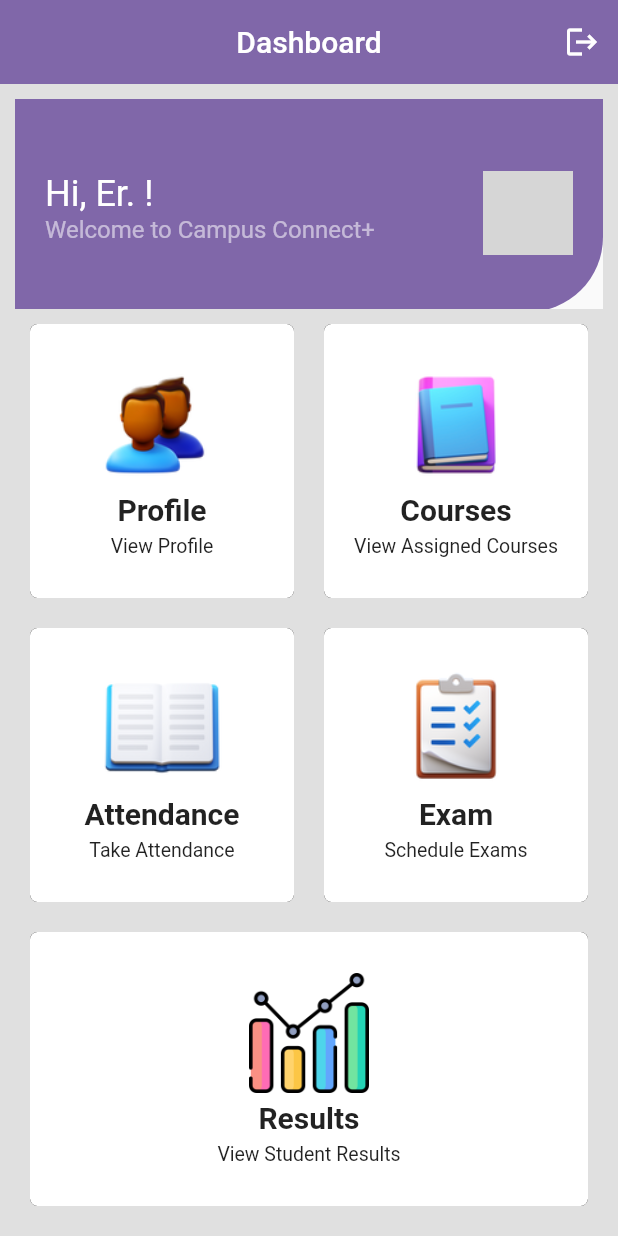
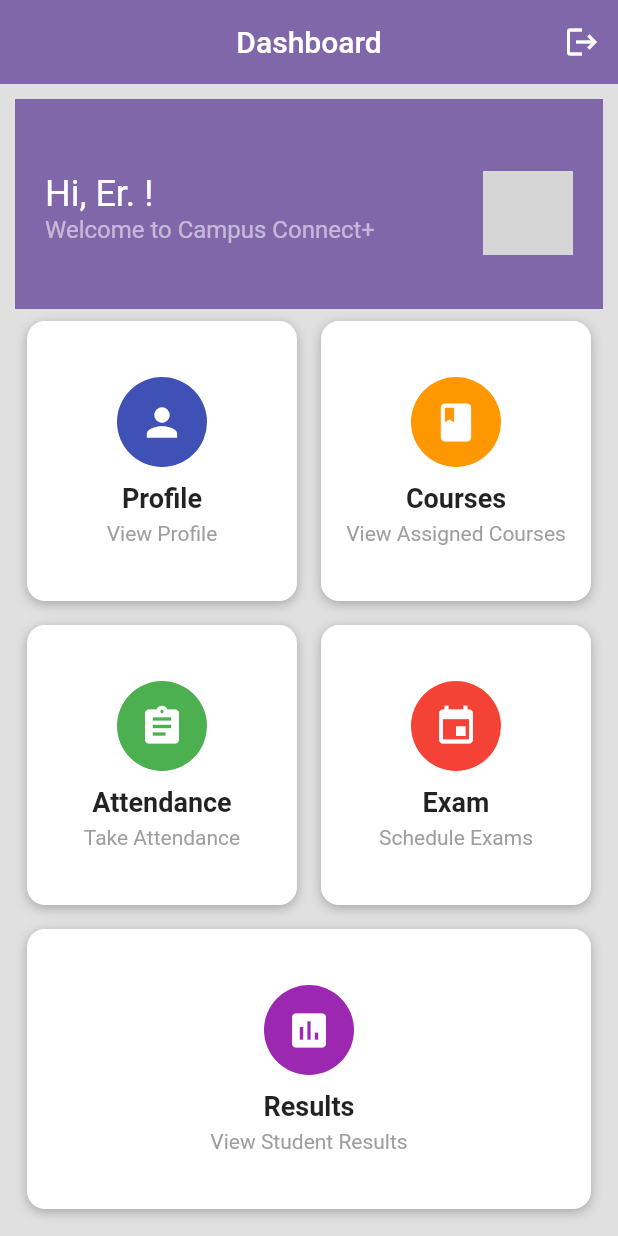
Before and after one commit to CampusConnect-Organization/CampusConnect-Plus, a Flutter app: the HomeView screen opened directly, on a phone screen of 412 x 824 dp. Run offline on Flutter 3.47's test engine with Material 2 defaults, Android fonts, the phone set to English and light mode, and no system bars; our stand-ins replace font_awesome_flutter, get, hexcolor, shared_preferences; accounts and stored records are empty; network calls fail; grey boxes are pictures that could not be loaded.

Commit message:
chore: make changes in design

```diff
--- a/lib/view/home.view.dart
+++ b/lib/view/home.view.dart
@@ -3,7 +3,6 @@ import 'dart:async';
 import 'package:campus_connect_plus/models/error.model.dart';
 import 'package:campus_connect_plus/models/profile.model.dart';
 import 'package:campus_connect_plus/services/profile.service.dart';
-import 'package:campus_connect_plus/utils/constants.dart';
 import 'package:campus_connect_plus/utils/global.colors.dart';
 import 'package:campus_connect_plus/view/login.view.dart';
 import 'package:campus_connect_plus/view/profile.view.dart';
@@ -58,13 +57,17 @@ class _HomeViewState extends State<HomeView> {
             icon: const Icon(Icons.logout),
             onPressed: () async {
               SharedPreferences pref = await prefs;
-                showConfirmationDialog("Are you sure you want to logout?", () {
+              showConfirmationDialog(
+                "Are you sure you want to logout?",
+                () {
                   pref.remove("accessToken");
                   Get.offAll(() => const LoginView());
                   generateSuccessSnackbar(
                       "Success", "Logged out successfully!");
-                });
-              })
+                },
+              );
+            },
+          )
         ],
         elevation: 0,
         centerTitle: true,
@@ -75,7 +78,9 @@ class _HomeViewState extends State<HomeView> {
         child: profile != null
             ? Container(
                 padding: const EdgeInsets.symmetric(
-                    vertical: 10.0, horizontal: 10.0),
+                  vertical: 10.0,
+                  horizontal: 10.0,
+                ),
                 height: MediaQuery.of(context).size.height,
                 color: Colors.grey.shade300,
                 child: Column(
@@ -93,30 +98,63 @@ class _HomeViewState extends State<HomeView> {
                       child: Row(
                         crossAxisAlignment: CrossAxisAlignment.stretch,
                         children: <Widget>[
-                        getExpanded("profile", "Profile", "View Profile",
-                            () => Get.to(() => const ProfileView())),
-                        getExpanded("courses", "Courses",
-                            "View Assigned Courses", () => null)
+                          getExpanded(
+                            "profile",
+                            "Profile",
+                            "View Profile",
+                            () => Get.to(() => const ProfileView()),
+                            Colors.indigo,
+                            Icons.person,
+                          ),
+                          getExpanded(
+                            "courses",
+                            "Courses",
+                            "View Assigned Courses",
+                            () => null,
+                            Colors.orange,
+                            Icons.book,
+                          ),
                         ],
-                    )),
+                      ),
+                    ),
                     Expanded(
                       child: Row(
                         crossAxisAlignment: CrossAxisAlignment.stretch,
                         children: <Widget>[
-                        getExpanded("attendance", "Attendance",
-                            "Take Attendance", () => null),
                           getExpanded(
-                            "exam", "Exam", "Schedule Exams", () => null)
+                            "attendance",
+                            "Attendance",
+                            "Take Attendance",
+                            () => null,
+                            Colors.green,
+                            Icons.assignment,
+                          ),
+                          getExpanded(
+                            "exam",
+                            "Exam",
+                            "Schedule Exams",
+                            () => null,
+                            Colors.red,
+                            Icons.event,
+                          ),
                         ],
-                    )),
+                      ),
+                    ),
                     Expanded(
                       child: Row(
                         crossAxisAlignment: CrossAxisAlignment.stretch,
                         children: <Widget>[
-                        getExpanded("results", "Results",
-                            "View Student Results", () => null),
+                          getExpanded(
+                            "results",
+                            "Results",
+                            "View Student Results",
+                            () => null,
+                            Colors.purple,
+                            Icons.poll,
+                          ),
                         ],
-                    ))
+                      ),
+                    ),
                   ],
                 ),
               )
@@ -144,19 +182,78 @@ class _HomeViewState extends State<HomeView> {
               child: const Text(
                 "No",
                 style: TextStyle(color: Colors.red),
-                  )),
+              ),
+            ),
             TextButton(
               onPressed: () {
                 SystemChannels.platform.invokeMethod('SystemNavigator.pop');
               },
-                child: const Text(
-                  "Yes",
+              child: const Text("Yes"),
+            ),
+          ],
+        );
+      },
+    );
+
+    return exitApp;
+  }
+
+  Widget getExpanded(
+    String tag,
+    String title,
+    String subtitle,
+    Function()? onPressed,
+    Color color,
+    IconData icon,
+  ) {
+    return Expanded(
+      child: GestureDetector(
+        onTap: onPressed,
+        child: Container(
+          margin: const EdgeInsets.all(8.0),
+          decoration: BoxDecoration(
+            color: Colors.white,
+            borderRadius: BorderRadius.circular(12.0),
+            boxShadow: const [
+              BoxShadow(
+                color: Colors.black26,
+                offset: Offset(0, 2),
+                blurRadius: 6.0,
+              ),
+            ],
+          ),
+          child: Column(
+            mainAxisAlignment: MainAxisAlignment.center,
+            children: <Widget>[
+              CircleAvatar(
+                radius: 30.0,
+                backgroundColor: color,
+                child: Icon(
+                  icon,
+                  color: Colors.white,
+                  size: 30.0,
+                ),
+              ),
+              const SizedBox(height: 10.0),
+              Text(
+                title,
+                style: const TextStyle(
+                  fontSize: 18.0,
+                  fontWeight: FontWeight.bold,
+                ),
+              ),
+              const SizedBox(height: 5.0),
+              Text(
+                subtitle,
+                style: const TextStyle(
+                  fontSize: 14.0,
+                  color: Colors.grey,
                 ),
               ),
             ],
+          ),
+        ),
+      ),
     );
-        });
-
-    return exitApp;
   }
 }
--- a/lib/widgets/profile.widget.dart
+++ b/lib/widgets/profile.widget.dart
@@ -28,7 +28,7 @@ class _ProfileWidgetState extends State<ProfileWidget> {
             decoration: BoxDecoration(
                 color: GlobalColors.mainColor,
                 borderRadius:
-                    const BorderRadius.only(bottomRight: Radius.circular(50))),
+                    const BorderRadius.only(bottomRight: Radius.circular(0))),
             child: Column(
               children: [
                 const SizedBox(
```
Also changed, not shown: lib/view/profile.view.dart (+75 -79 lines). Lines whose indentation alone changed are shown as unchanged.
